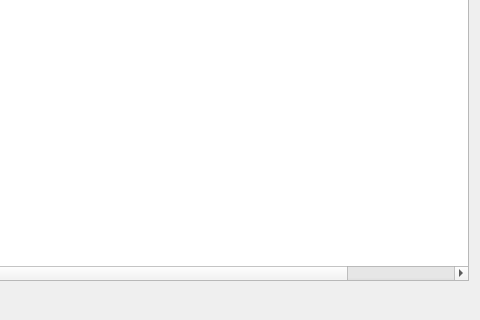
This is src/qt/forms/coincontroldialog.ui in zarGonnn/reddcoin as Qt 5 draws it before an edit; both pictures show x 520 to 1000 and y 180 to 500 of the 1000 by 500 pixel window. The edited form follows.
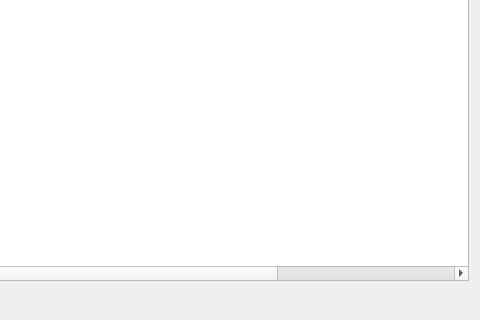
This is the edited form. Custom widgets are drawn as their Qt base class.

Commit message:
Fix coin control sorts date as text
Conflicts:
	src/qt/coincontroldialog.cpp

What changed in the file:
```diff
--- a/src/qt/forms/coincontroldialog.ui
+++ b/src/qt/forms/coincontroldialog.ui
@@ -428,7 +428,7 @@
       <bool>false</bool>
      </property>
      <property name="columnCount">
-      <number>11</number>
+      <number>12</number>
      </property>
      <attribute name="headerShowSortIndicator" stdset="0">
       <bool>true</bool>
@@ -494,6 +494,11 @@
        <string/>
       </property>
      </column>
+     <column>
+      <property name="text">
+       <string/>
+      </property>
+     </column>
     </widget>
    </item>
    <item>
```
The commit also changes 2 other files.
